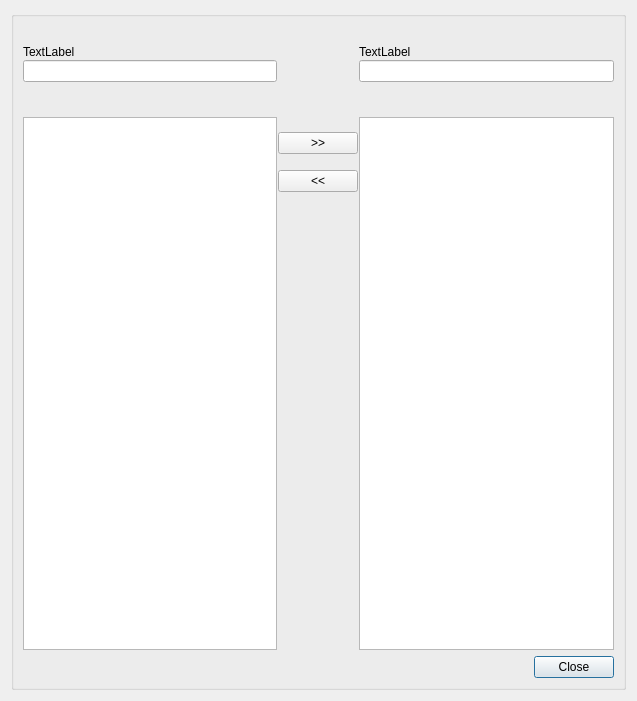
First picture: the form in ui/multirow_selector.ui, repository bgeo-gis/treemanage_qgis_pluggin, before the edit.
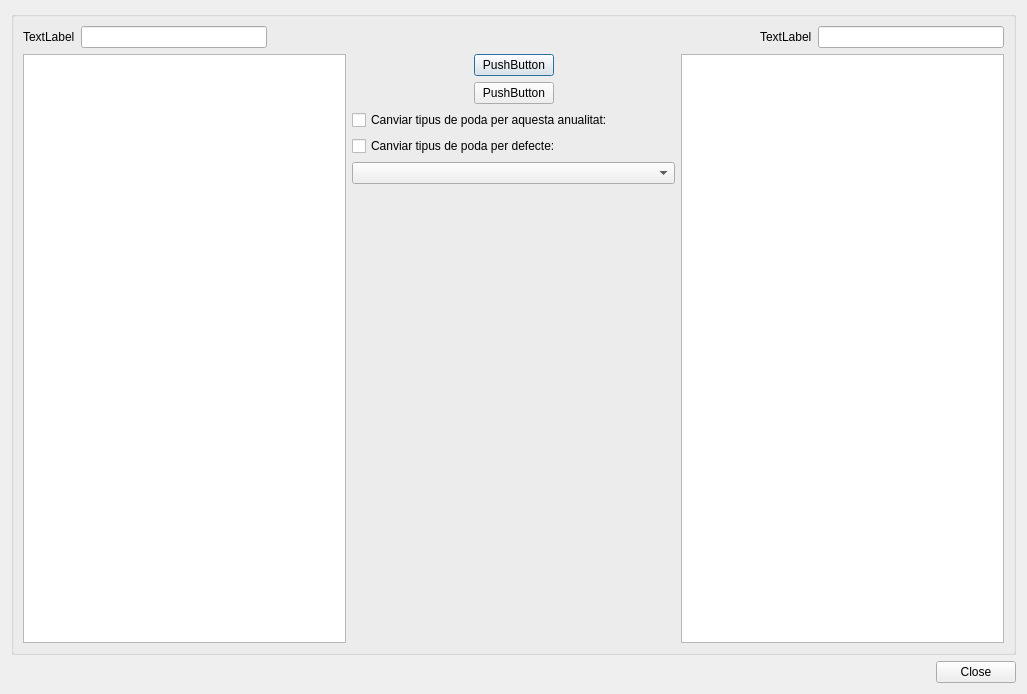
Second picture: the form after the edit.

```diff
--- a/ui/multirow_selector.ui
+++ b/ui/multirow_selector.ui
@@ -6,8 +6,8 @@
    <rect>
     <x>0</x>
     <y>0</y>
-    <width>637</width>
-    <height>701</height>
+    <width>1027</width>
+    <height>694</height>
    </rect>
   </property>
   <property name="sizePolicy">
@@ -26,13 +26,29 @@
       <string/>
      </property>
      <layout class="QGridLayout" name="verticalLayout_3">
-      <item row="4" column="0" colspan="2">
+      <item row="2" column="0">
+       <layout class="QVBoxLayout" name="verticalLayout_4">
+        <item>
        <layout class="QHBoxLayout" name="horizontalLayout_2">
         <property name="sizeConstraint">
          <enum>QLayout::SetMinAndMaxSize</enum>
         </property>
         <item>
-         <spacer name="horizontalSpacer_2">
+           <layout class="QHBoxLayout" name="horizontalLayout_5">
+            <item>
+             <widget class="QLabel" name="label">
+              <property name="text">
+               <string>TextLabel</string>
+              </property>
+             </widget>
+            </item>
+            <item>
+             <widget class="QLineEdit" name="txt_search"/>
+            </item>
+           </layout>
+          </item>
+          <item>
+           <spacer name="horizontalSpacer_4">
           <property name="orientation">
            <enum>Qt::Horizontal</enum>
           </property>
@@ -45,72 +61,109 @@
          </spacer>
         </item>
         <item>
-         <widget class="QPushButton" name="btn_close">
+           <spacer name="horizontalSpacer_5">
+            <property name="orientation">
+             <enum>Qt::Horizontal</enum>
+            </property>
+            <property name="sizeHint" stdset="0">
+             <size>
+              <width>40</width>
+              <height>20</height>
+             </size>
+            </property>
+           </spacer>
+          </item>
+          <item>
+           <layout class="QHBoxLayout" name="horizontalLayout_4">
+            <item>
+             <widget class="QLabel" name="label_2">
           <property name="text">
-           <string>Close</string>
+               <string>TextLabel</string>
           </property>
          </widget>
         </item>
-       </layout>
-      </item>
-      <item row="1" column="0" colspan="2">
-       <layout class="QGridLayout" name="gridLayout_3">
-        <property name="sizeConstraint">
-         <enum>QLayout::SetNoConstraint</enum>
-        </property>
-        <property name="spacing">
-         <number>1</number>
-        </property>
-        <item row="0" column="1">
-         <widget class="QLabel" name="lbl_filter">
-          <property name="text">
-           <string/>
-          </property>
-         </widget>
+            <item>
+             <widget class="QLineEdit" name="txt_selected_filter"/>
+            </item>
+           </layout>
+          </item>
+         </layout>
         </item>
-        <item row="4" column="4">
-         <widget class="QLabel" name="lbl_selected">
-          <property name="font">
-           <font>
-            <pointsize>8</pointsize>
-            <weight>75</weight>
-            <bold>true</bold>
-           </font>
-          </property>
-          <property name="text">
-           <string/>
-          </property>
-         </widget>
-        </item>
-        <item row="3" column="1">
-         <widget class="QLabel" name="no_label">
+        <item>
+         <layout class="QHBoxLayout" name="horizontalLayout_7">
+          <item>
+           <widget class="QTableView" name="all_rows"/>
+          </item>
+          <item>
+           <layout class="QVBoxLayout" name="verticalLayout_2">
+            <item>
+             <layout class="QHBoxLayout" name="horizontalLayout">
+              <item>
+               <spacer name="horizontalSpacer">
+                <property name="orientation">
+                 <enum>Qt::Horizontal</enum>
+                </property>
+                <property name="sizeHint" stdset="0">
+                 <size>
+                  <width>40</width>
+                  <height>20</height>
+                 </size>
+                </property>
+               </spacer>
+              </item>
+              <item>
+               <layout class="QVBoxLayout" name="verticalLayout_6">
+                <item>
+                 <widget class="QPushButton" name="btn_select">
           <property name="text">
-           <string/>
+                   <string>PushButton</string>
           </property>
          </widget>
         </item>
-        <item row="4" column="3">
-         <widget class="QLabel" name="no_label_3">
-          <property name="font">
-           <font>
-            <pointsize>12</pointsize>
-           </font>
-          </property>
-          <property name="text">
-           <string/>
-          </property>
-         </widget>
-        </item>
-        <item row="5" column="3">
-         <layout class="QGridLayout" name="gridLayout">
-          <item row="5" column="1">
+                <item>
            <widget class="QPushButton" name="btn_unselect">
             <property name="text">
-             <string>&lt;&lt;</string>
+                   <string>PushButton</string>
             </property>
            </widget>
           </item>
-          <item row="6" column="1">
+               </layout>
+              </item>
+              <item>
+               <spacer name="horizontalSpacer_2">
+                <property name="orientation">
+                 <enum>Qt::Horizontal</enum>
+                </property>
+                <property name="sizeHint" stdset="0">
+                 <size>
+                  <width>40</width>
+                  <height>20</height>
+                 </size>
+                </property>
+               </spacer>
+              </item>
+             </layout>
+            </item>
+            <item>
+             <layout class="QVBoxLayout" name="verticalLayout_7">
+              <item>
+               <widget class="QCheckBox" name="checkBox">
+                <property name="text">
+                 <string>Canviar tipus de poda per aquesta anualitat:</string>
+                </property>
+               </widget>
+              </item>
+              <item>
+               <widget class="QCheckBox" name="checkBox_2">
+                <property name="text">
+                 <string>Canviar tipus de poda per defecte:</string>
+                </property>
+               </widget>
+              </item>
+              <item>
+               <widget class="QComboBox" name="cmb_poda_type"/>
+              </item>
+              <item>
            <spacer name="verticalSpacer">
             <property name="orientation">
              <enum>Qt::Vertical</enum>
@@ -123,98 +176,43 @@
             </property>
            </spacer>
           </item>
-          <item row="1" column="1">
-           <widget class="QPushButton" name="btn_select">
-            <property name="text">
-             <string>&gt;&gt;</string>
-            </property>
-           </widget>
-          </item>
-          <item row="0" column="1">
-           <widget class="QLabel" name="label">
-            <property name="text">
-             <string/>
-            </property>
-           </widget>
-          </item>
-          <item row="4" column="1">
-           <layout class="QHBoxLayout" name="horizontalLayout_7"/>
-          </item>
-          <item row="2" column="1">
-           <layout class="QHBoxLayout" name="horizontalLayout_8"/>
-          </item>
-          <item row="3" column="1">
-           <widget class="QLabel" name="label_2">
-            <property name="text">
-             <string/>
-            </property>
-           </widget>
-          </item>
-         </layout>
-        </item>
-        <item row="2" column="1">
-         <widget class="QLineEdit" name="txt_search">
-          <property name="maximumSize">
-           <size>
-            <width>256</width>
-            <height>16777215</height>
-           </size>
-          </property>
-         </widget>
-        </item>
-        <item row="4" column="1">
-         <widget class="QLabel" name="lbl_unselected">
-          <property name="font">
-           <font>
-            <pointsize>8</pointsize>
-            <weight>75</weight>
-            <bold>true</bold>
-           </font>
-          </property>
-          <property name="text">
-           <string/>
-          </property>
-         </widget>
-        </item>
-        <item row="5" column="1">
-         <widget class="QTableView" name="all_rows"/>
-        </item>
-        <item row="5" column="4">
+             </layout>
+            </item>
+           </layout>
+          </item>
+          <item>
          <widget class="QTableView" name="selected_rows"/>
         </item>
-        <item row="0" column="3">
-         <widget class="QLabel" name="no_label_2">
-          <property name="font">
-           <font>
-            <pointsize>12</pointsize>
-           </font>
-          </property>
-          <property name="text">
-           <string/>
-          </property>
-         </widget>
-        </item>
-        <item row="1" column="1">
-         <widget class="QLabel" name="label_3">
-          <property name="text">
-           <string>TextLabel</string>
-          </property>
-         </widget>
-        </item>
-        <item row="1" column="4">
-         <widget class="QLabel" name="label_4">
+         </layout>
+        </item>
+       </layout>
+      </item>
+     </layout>
+    </widget>
+   </item>
+   <item>
+    <layout class="QHBoxLayout" name="horizontalLayout_8">
+     <item>
+      <spacer name="horizontalSpacer_3">
+       <property name="orientation">
+        <enum>Qt::Horizontal</enum>
+       </property>
+       <property name="sizeHint" stdset="0">
+        <size>
+         <width>40</width>
+         <height>20</height>
+        </size>
+       </property>
+      </spacer>
+     </item>
+     <item>
+      <widget class="QPushButton" name="btn_close">
           <property name="text">
-           <string>TextLabel</string>
+        <string>Close</string>
           </property>
          </widget>
         </item>
-        <item row="2" column="4">
-         <widget class="QLineEdit" name="txt_selected_filter"/>
-        </item>
-       </layout>
-      </item>
-     </layout>
-    </widget>
+    </layout>
    </item>
   </layout>
  </widget>
```
Lines whose indentation alone changed are shown as unchanged.
